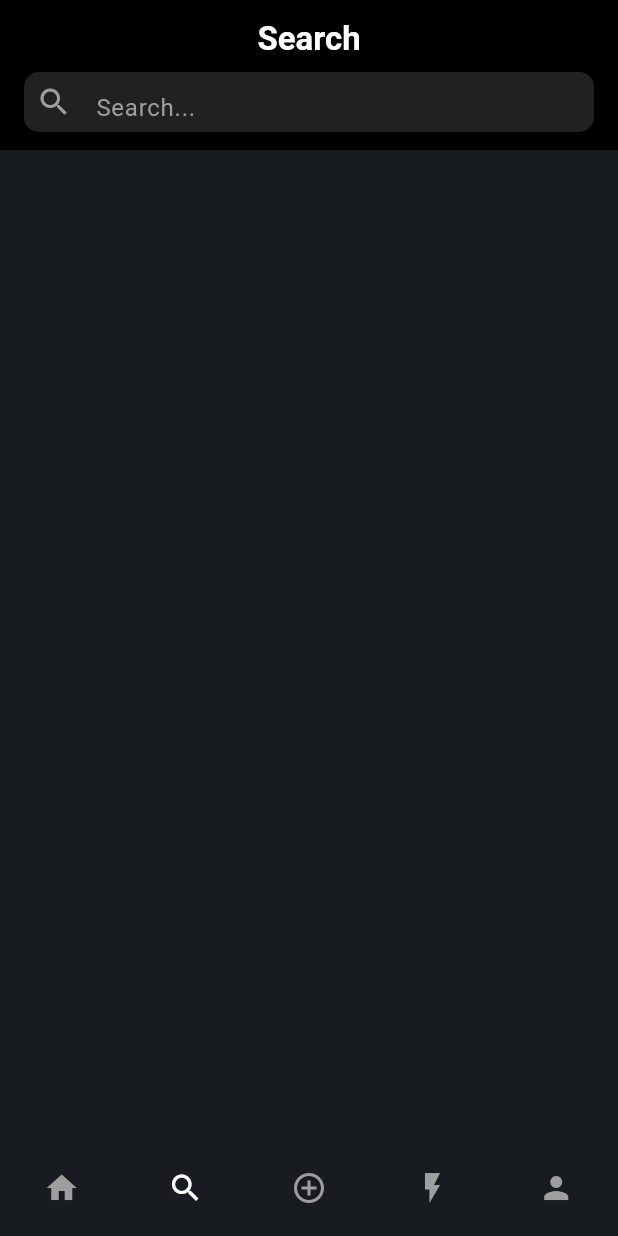
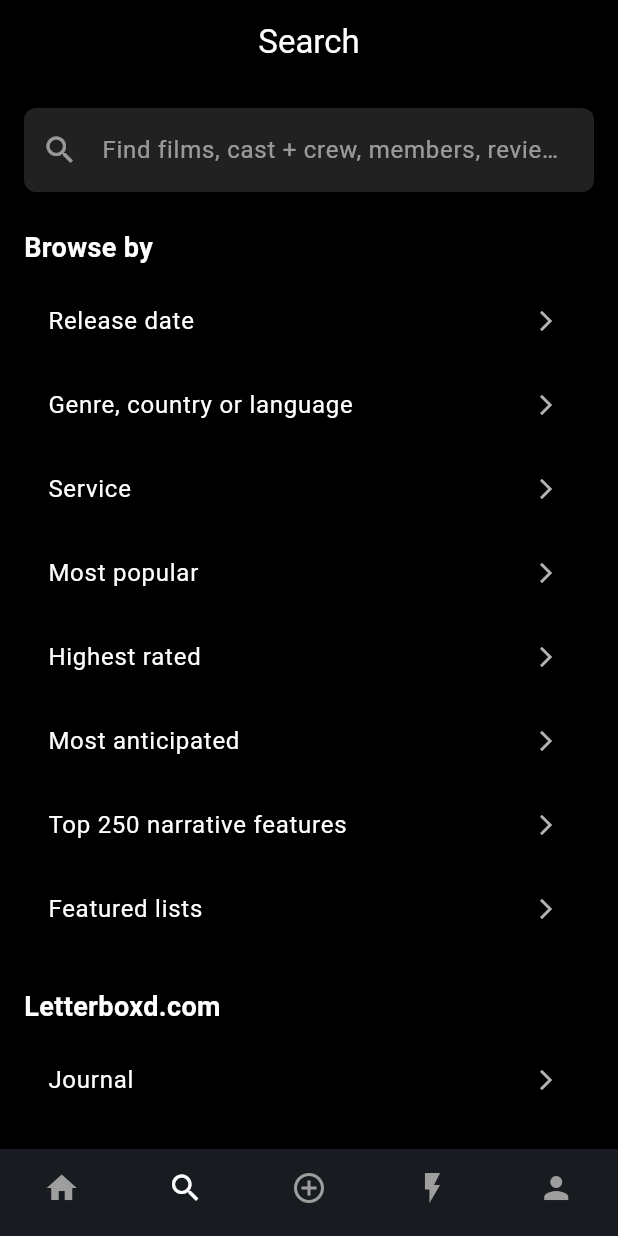
Before and after one commit to LimViboth/letterboxd-clone, a Flutter app: the screen it shows after launch, item 2 of the bottom bar chosen, on a phone screen of 412 x 824 dp. Run offline on Flutter 3.47's test engine with Material 3 defaults, Android fonts, the phone set to English and light mode, and no system bars; network calls fail.

Commit message:
i finish

```diff
--- a/lib/UI/login_screen.dart
+++ /dev/null
@@ -1 +0,0 @@
-import 'package:flutter/material.dart';
--- a/lib/UI/main_screen.dart
+++ b/lib/UI/main_screen.dart
@@ -1,4 +1,5 @@
 import 'package:flutter/material.dart';
+import 'package:letterboxd/UI/add_screen.dart';
 import 'package:letterboxd/UI/home_screen.dart';
 import 'package:letterboxd/UI/review_screen.dart';
 import 'package:letterboxd/UI/list_screen.dart';
@@ -18,7 +19,7 @@ class _MainScreenState extends State<MainScreen> {
   final List<Widget> _screens = [
     _TabScreen(),
     SearchScreen(),
-    Center(child: Text("Add New", style: TextStyle(color: Colors.white))),
+    AddScreen(),
     Center(child: Text("Activity", style: TextStyle(color: Colors.white))),
     Center(child: Text("User Profile", style: TextStyle(color: Colors.white))),
   ];
@@ -46,7 +47,7 @@ class _MainScreenState extends State<MainScreen> {
         items: [
           BottomNavigationBarItem(icon: Icon(Icons.home), label: 'Home'),
           BottomNavigationBarItem(icon: Icon(Icons.search), label: 'Search'),
-          BottomNavigationBarItem(icon: Icon(Icons.add_circle_outline), label: 'Add'),
+          BottomNavigationBarItem(icon: Icon(Icons.add_circle_outline), label: 'Add '),
           BottomNavigationBarItem(icon: Icon(Icons.flash_on), label: 'Activity'),
           BottomNavigationBarItem(icon: Icon(Icons.person), label: 'User'),
         ],
--- a/lib/UI/search_screen.dart
+++ b/lib/UI/search_screen.dart
@@ -6,54 +6,77 @@ class SearchScreen extends StatefulWidget {
   @override
   State<SearchScreen> createState() => _SearchScreenState();
 }
+class _SearchScreenState extends State<SearchScreen> {
+  Widget build(BuildContext context) {
+    final browseByItems = [
+      'Release date',
+      'Genre, country or language',
+      'Service',
+      'Most popular',
+      'Highest rated',
+      'Most anticipated',
+      'Top 250 narrative features',
+      'Featured lists',
+    ];
 
-class _SearchScreenState extends State<SearchScreen> {
-  @override
-  Widget build(BuildContext context) {
+    final letterboxdItems = [
+      'Journal',
+      'Podcast',
+      'Showdown',
+      'Year in Review',
+      'About',
+    ];
     return Scaffold(
-      backgroundColor: const Color(0xFF181B20),
-      appBar: _buildAppBar(),
-      body: Container(), // Optional placeholder
+      backgroundColor: Colors.black,
+      appBar: AppBar(
+        title: const Text('Search'),
+        backgroundColor: Colors.black,
+      ),
+      body: ListView(
+        padding: const EdgeInsets.symmetric(horizontal: 16),
+        children: [
+          const SizedBox(height: 16),
+          TextField(
+            decoration: InputDecoration(
+              hintText: 'Find films, cast + crew, members, reviews...',
+              filled: true,
+              fillColor: Colors.grey[900],
+              border: OutlineInputBorder(
+                borderRadius: BorderRadius.circular(8),
+                borderSide: BorderSide.none,
+              ),
+              prefixIcon: const Icon(Icons.search, color: Colors.white54),
+              hintStyle: const TextStyle(color: Colors.white54),
+            ),
+            style: const TextStyle(color: Colors.white),
+          ),
+          const SizedBox(height: 24),
+          const Text(
+            'Browse by',
+            style: TextStyle(color: Colors.white, fontSize: 18, fontWeight: FontWeight.bold),
+          ),
+          const SizedBox(height: 8),
+          ...browseByItems.map((item) => ListTile(
+                title: Text(item, style: const TextStyle(color: Colors.white)),
+                trailing: const Icon(Icons.arrow_forward_ios, size: 16, color: Colors.white70),
+                onTap: () {}, // Add navigation logic here
+              )),
+          const SizedBox(height: 24),
+          const Text(
+            'Letterboxd.com',
+            style: TextStyle(color: Colors.white, fontSize: 18, fontWeight: FontWeight.bold),
+          ),
+          const SizedBox(height: 8),
+          ...letterboxdItems.map((item) => ListTile(
+                title: Text(item, style: const TextStyle(color: Colors.white)),
+                trailing: const Icon(Icons.arrow_forward_ios, size: 16, color: Colors.white70),
+                onTap: () {}, // Add navigation logic here
+              )),
+          const SizedBox(height: 16),
+        ],
+      ),
     );
   }
 
-  PreferredSizeWidget _buildAppBar() {
-    return AppBar(
-      backgroundColor: Colors.black,
-      elevation: 0,
-      toolbarHeight: 100,
-      title: Column(
-        mainAxisAlignment: MainAxisAlignment.center,
-        children: [
-          Text(
-            "Search",
-            style: TextStyle(
-              fontSize: 22,
-              fontWeight: FontWeight.bold,
-              color: Colors.white,
-            ),
-          ),
-          SizedBox(height: 8),
-          Container(
-            height: 40,
-            padding: const EdgeInsets.symmetric(horizontal: 8),
-            decoration: BoxDecoration(
-              color: Colors.grey.shade900,
-              borderRadius: BorderRadius.circular(10),
-            ),
-            child: TextField(
-              style: const TextStyle(color: Colors.white),
-              decoration: InputDecoration(
-                hintText: 'Search...',
-                hintStyle: TextStyle(color: Colors.grey.shade500),
-                border: InputBorder.none,
-                icon: Icon(Icons.search, color: Colors.grey.shade500),
-              ),
-            ),
-          ),
-        ],
-      ),
-      centerTitle: true,
-    );
-  }
+
 }
```
Also changed, not shown: lib/UI/add_screen.dart (added, +117 -0 lines).
